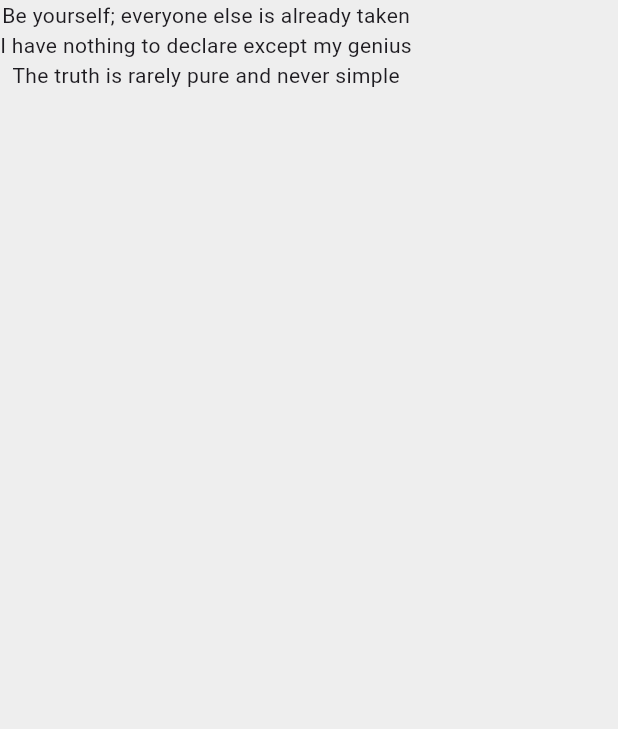
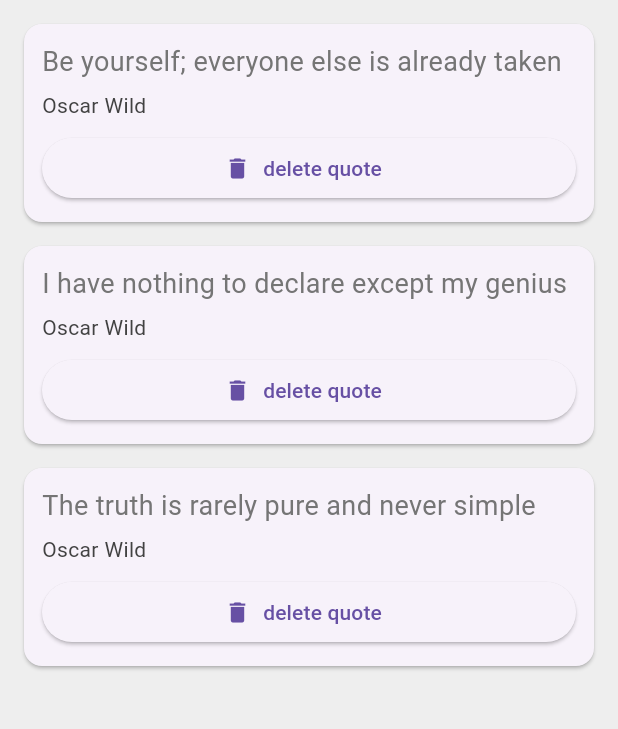
Before and after one commit to MelodyMarvel/flutter_quotes, a Flutter app: the screen it shows after launch, on a phone screen of 412 x 824 dp, the part 84-813 px from its top. Run offline on Flutter 3.47's test engine with Material 3 defaults, Android fonts, the phone set to English and light mode, and no system bars.

Commit message:
added cards

```diff
--- a/lib/main.dart
+++ b/lib/main.dart
@@ -1,4 +1,46 @@
+// import 'package:flutter/material.dart';
+// import 'quote.dart';
+
+// void main()=> runApp(MaterialApp(
+//   home: QuoteList(),
+// )
+// );
+
+// class QuoteList extends StatefulWidget {
+
+//   List<Quote> quotes = [
+//     Quote(author: 'Oscar Wild', text: 'Be yourself; everyone else is already taken'),
+//     Quote(author: 'Oscar Wild', text: 'I have nothing to declare except my genius'),
+//     Quote(author: 'Oscar Wild', text: 'The truth is rarely pure and never simple'),
+
+//   ];
+
+//   @override
+//   _QuoteListState createState() => _QuoteListState();
+// }
+
+// class _QuoteListState extends State<QuoteList> {
+//   @override
+//   Widget build(BuildContext context) {
+//     return Scaffold(
+//       backgroundColor: Colors.grey[200],
+//       appBar: AppBar(
+//         title: Text('Awesome Quotes'),
+//         centerTitle: true,
+//         backgroundColor: Colors.redAccent,
+//       ),
+//       body: Column(
+//         children: widget.quotes.map((quote) =>Text('${quote.text} - ${quote.author}')).toList(),
+//         ),
+//     );
+//   }
+// }
+
+
+
+ //CARD FORMAT
 import 'package:flutter/material.dart';
+import 'quote.dart';
 
 void main()=> runApp(MaterialApp(
   home: QuoteList(),
@@ -7,11 +49,48 @@ void main()=> runApp(MaterialApp(
 
 class QuoteList extends StatefulWidget {
 
-  List<String> quotes = [
-    'Be yourself; everyone else is already taken',
-    'I have nothing to declare except my genius',
-    'The truth is rarely pure and never simple'
+  List<Quote> quotes = [
+    Quote(author: 'Oscar Wild', text: 'Be yourself; everyone else is already taken'),
+    Quote(author: 'Oscar Wild', text: 'I have nothing to declare except my genius'),
+    Quote(author: 'Oscar Wild', text: 'The truth is rarely pure and never simple'),
   ];
+
+Widget quoteTemplate(quote){
+  return Card(
+    margin: EdgeInsets.fromLTRB(16.0, 16.0, 16.0, 0),
+    child: Padding(
+      padding: const EdgeInsets.all(12.0),
+      child: Column(
+        crossAxisAlignment: CrossAxisAlignment.stretch,
+        children: <Widget>[
+          Text(
+            quote.text,
+            style: TextStyle(
+              fontSize: 18.0,
+              color: Colors.grey[600],
+            ),
+            ),
+            SizedBox(height: 6.0,),
+
+            Text(
+            quote.author,
+            style: TextStyle(
+              fontSize: 14.0,
+              color: Colors.grey[800],
+            ),
+            ),
+
+            SizedBox(height: 8.0),
+            ElevatedButton.icon(
+              onPressed:(){},
+              label: Text('delete quote'),
+              icon: Icon(Icons.delete),
+            )
+        ]
+        ),
+    ),
+  );
+}
 
   @override
   _QuoteListState createState() => _QuoteListState();
@@ -28,7 +107,7 @@ class _QuoteListState extends State<QuoteList> {
         backgroundColor: Colors.redAccent,
       ),
       body: Column(
-        children: widget.quotes.map((quote) =>Text(quote)).toList(),
+        children: widget.quotes.map((quote) => widget.quoteTemplate(quote)).toList(),
         ),
     );
   }
--- /dev/null
+++ b/lib/quote.dart
@@ -0,0 +1,8 @@
+class Quote {
+
+  String text;
+  String author;
+
+
+  Quote({this.text='', this.author=''});
+}
```
